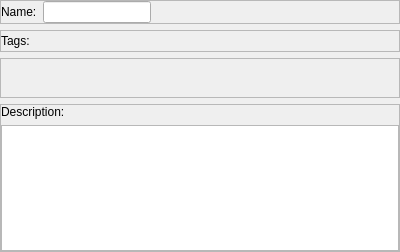
slaclab/squirrel, file superscore/ui/name_desc_tags_widget.ui: the form before one commit.
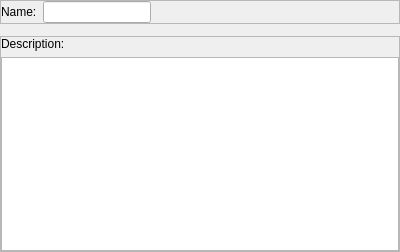
The form after the commit. Custom widgets are drawn as their Qt base class.

Commit message: MNT: consolidate tag widget components into one class

The edit to the form file:
```diff
--- a/superscore/ui/name_desc_tags_widget.ui
+++ b/superscore/ui/name_desc_tags_widget.ui
@@ -109,76 +109,7 @@
     </widget>
    </item>
    <item>
-    <widget class="QFrame" name="tags_frame">
-     <property name="frameShape">
-      <enum>QFrame::StyledPanel</enum>
-     </property>
-     <property name="frameShadow">
-      <enum>QFrame::Raised</enum>
-     </property>
-     <layout class="QHBoxLayout" name="horizontalLayout_2">
-      <property name="leftMargin">
-       <number>0</number>
-      </property>
-      <property name="topMargin">
-       <number>0</number>
-      </property>
-      <property name="rightMargin">
-       <number>0</number>
-      </property>
-      <property name="bottomMargin">
-       <number>0</number>
-      </property>
-      <item>
-       <widget class="QLabel" name="tags_label">
-        <property name="text">
-         <string>Tags:</string>
-        </property>
-       </widget>
-      </item>
-      <item>
-       <layout class="QHBoxLayout" name="tags_content"/>
-      </item>
-      <item>
-       <spacer name="horizontalSpacer">
-        <property name="orientation">
-         <enum>Qt::Horizontal</enum>
-        </property>
-        <property name="sizeHint" stdset="0">
-         <size>
-          <width>40</width>
-          <height>20</height>
-         </size>
-        </property>
-       </spacer>
-      </item>
-     </layout>
-    </widget>
-   </item>
-   <item>
-    <widget class="QFrame" name="tags_input_field">
-     <property name="frameShape">
-      <enum>QFrame::StyledPanel</enum>
-     </property>
-     <property name="frameShadow">
-      <enum>QFrame::Raised</enum>
-     </property>
-     <layout class="QHBoxLayout" name="tags_input">
-      <item>
-       <spacer name="tags_input_horizontalSpacer">
-        <property name="orientation">
-         <enum>Qt::Horizontal</enum>
-        </property>
-        <property name="sizeHint" stdset="0">
-         <size>
-          <width>371</width>
-          <height>20</height>
-         </size>
-        </property>
-       </spacer>
-      </item>
-     </layout>
-    </widget>
+    <widget class="TagsWidget" name="tags_widget" native="true"/>
    </item>
    <item>
     <widget class="QFrame" name="desc_frame">
@@ -216,6 +147,14 @@
    </item>
   </layout>
  </widget>
+ <customwidgets>
+  <customwidget>
+   <class>TagsWidget</class>
+   <extends>QWidget</extends>
+   <header>superscore.widgets.core</header>
+   <container>1</container>
+  </customwidget>
+ </customwidgets>
  <resources/>
  <connections/>
 </ui>
```
The commit also changes 3 other files.
